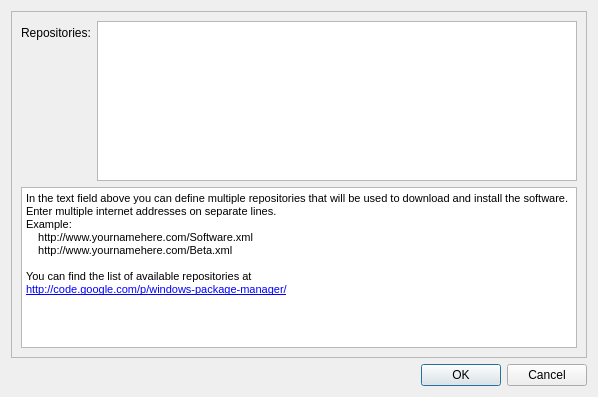
Above: wpmcpp/settingsdialog.ui from npackd/npackd before the change. Below: the same form after it.
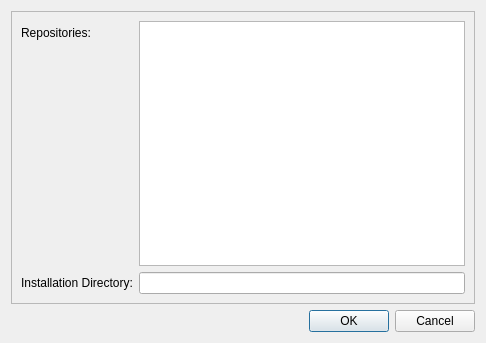
That is the form after the change.

Commit message: setting for the installation directory

```diff
--- a/wpmcpp/settingsdialog.ui
+++ b/wpmcpp/settingsdialog.ui
@@ -6,10 +6,16 @@
    <rect>
     <x>0</x>
     <y>0</y>
-    <width>598</width>
-    <height>397</height>
+    <width>486</width>
+    <height>343</height>
    </rect>
   </property>
+  <property name="sizePolicy">
+   <sizepolicy hsizetype="Preferred" vsizetype="Fixed">
+    <horstretch>0</horstretch>
+    <verstretch>0</verstretch>
+   </sizepolicy>
+  </property>
   <property name="windowTitle">
    <string>Settings</string>
   </property>
@@ -33,14 +39,20 @@
         </property>
        </widget>
       </item>
-      <item row="1" column="0" colspan="2">
-       <widget class="QTextBrowser" name="textBrowser">
-        <property name="html">
+      <item row="0" column="1">
+       <widget class="QPlainTextEdit" name="plainTextEditReps">
+        <property name="sizePolicy">
+         <sizepolicy hsizetype="Expanding" vsizetype="Expanding">
+          <horstretch>0</horstretch>
+          <verstretch>1</verstretch>
+         </sizepolicy>
+        </property>
+        <property name="toolTip">
          <string>&lt;!DOCTYPE HTML PUBLIC &quot;-//W3C//DTD HTML 4.0//EN&quot; &quot;http://www.w3.org/TR/REC-html40/strict.dtd&quot;&gt;
 &lt;html&gt;&lt;head&gt;&lt;meta name=&quot;qrichtext&quot; content=&quot;1&quot; /&gt;&lt;style type=&quot;text/css&quot;&gt;
 p, li { white-space: pre-wrap; }
 &lt;/style&gt;&lt;/head&gt;&lt;body style=&quot; font-family:'MS Shell Dlg 2'; font-size:8.25pt; font-weight:400; font-style:normal;&quot;&gt;
-&lt;p style=&quot; margin-top:0px; margin-bottom:0px; margin-left:0px; margin-right:0px; -qt-block-indent:0; text-indent:0px;&quot;&gt;&lt;span style=&quot; font-size:8pt;&quot;&gt;In the text field above you can define multiple repositories that will be used to download and install the software. Enter multiple internet addresses on separate lines. &lt;/span&gt;&lt;/p&gt;
+&lt;p style=&quot; margin-top:0px; margin-bottom:0px; margin-left:0px; margin-right:0px; -qt-block-indent:0; text-indent:0px;&quot;&gt;&lt;span style=&quot; font-size:8pt;&quot;&gt;you can define multiple repositories that will be used to download and install the software. Enter multiple internet addresses on separate lines. &lt;/span&gt;&lt;/p&gt;
 &lt;p style=&quot; margin-top:0px; margin-bottom:0px; margin-left:0px; margin-right:0px; -qt-block-indent:0; text-indent:0px;&quot;&gt;&lt;span style=&quot; font-size:8pt;&quot;&gt;Example:&lt;/span&gt;&lt;/p&gt;
 &lt;p style=&quot; margin-top:0px; margin-bottom:0px; margin-left:0px; margin-right:0px; -qt-block-indent:0; text-indent:0px;&quot;&gt;&lt;span style=&quot; font-size:8pt;&quot;&gt;    http://www.yournamehere.com/Software.xml&lt;/span&gt;&lt;/p&gt;
 &lt;p style=&quot; margin-top:0px; margin-bottom:0px; margin-left:0px; margin-right:0px; -qt-block-indent:0; text-indent:0px;&quot;&gt;&lt;span style=&quot; font-size:8pt;&quot;&gt;    http://www.yournamehere.com/Beta.xml&lt;/span&gt;&lt;/p&gt;
@@ -50,13 +62,35 @@
 &lt;p style=&quot;-qt-paragraph-type:empty; margin-top:0px; margin-bottom:0px; margin-left:0px; margin-right:0px; -qt-block-indent:0; text-indent:0px; font-size:8pt;&quot;&gt;&lt;/p&gt;
 &lt;p style=&quot;-qt-paragraph-type:empty; margin-top:0px; margin-bottom:0px; margin-left:0px; margin-right:0px; -qt-block-indent:0; text-indent:0px; font-size:8pt;&quot;&gt;&lt;/p&gt;&lt;/body&gt;&lt;/html&gt;</string>
         </property>
-        <property name="openLinks">
-         <bool>false</bool>
+        <property name="lineWrapMode">
+         <enum>QPlainTextEdit::NoWrap</enum>
         </property>
        </widget>
       </item>
-      <item row="0" column="1">
-       <widget class="QPlainTextEdit" name="plainTextEditReps"/>
+      <item row="1" column="0">
+       <widget class="QLabel" name="label_2">
+        <property name="text">
+         <string>Installation Directory:</string>
+        </property>
+        <property name="buddy">
+         <cstring>lineEditDir</cstring>
+        </property>
+       </widget>
+      </item>
+      <item row="1" column="1">
+       <widget class="QLineEdit" name="lineEditDir">
+        <property name="toolTip">
+         <string>&lt;!DOCTYPE HTML PUBLIC &quot;-//W3C//DTD HTML 4.0//EN&quot; &quot;http://www.w3.org/TR/REC-html40/strict.dtd&quot;&gt;
+&lt;html&gt;&lt;head&gt;&lt;meta name=&quot;qrichtext&quot; content=&quot;1&quot; /&gt;&lt;style type=&quot;text/css&quot;&gt;
+p, li { white-space: pre-wrap; }
+&lt;/style&gt;&lt;/head&gt;&lt;body style=&quot; font-family:'MS Shell Dlg 2'; font-size:8.25pt; font-weight:400; font-style:normal;&quot;&gt;
+&lt;p style=&quot; margin-top:0px; margin-bottom:0px; margin-left:0px; margin-right:0px; -qt-block-indent:0; text-indent:0px;&quot;&gt;&lt;span style=&quot; font-size:8pt;&quot;&gt;This is the directory where all downloaded packages will be installed. There are only a few reasons to change this value:&lt;/span&gt;&lt;/p&gt;
+&lt;ul style=&quot;margin-top: 0px; margin-bottom: 0px; margin-left: 0px; margin-right: 0px; -qt-list-indent: 1;&quot;&gt;&lt;li style=&quot; font-size:8pt;&quot; style=&quot; margin-top:12px; margin-bottom:0px; margin-left:0px; margin-right:0px; -qt-block-indent:0; text-indent:0px;&quot;&gt;there is not enough space on C:    &lt;/li&gt;
+&lt;li style=&quot; font-size:8pt;&quot; style=&quot; margin-top:0px; margin-bottom:0px; margin-left:0px; margin-right:0px; -qt-block-indent:0; text-indent:0px;&quot;&gt;the default installation path is too long    &lt;/li&gt;
+&lt;li style=&quot; font-size:8pt;&quot; style=&quot; margin-top:0px; margin-bottom:12px; margin-left:0px; margin-right:0px; -qt-block-indent:0; text-indent:0px;&quot;&gt;some packages require that the installation path does not contain spaces&lt;/li&gt;&lt;/ul&gt;
+&lt;p style=&quot; margin-top:0px; margin-bottom:12px; margin-left:0px; margin-right:0px; -qt-block-indent:0; text-indent:0px;&quot;&gt;&lt;span style=&quot; font-size:8pt;&quot;&gt;You will have to uninstall all packages first, change this value and re-install them again.&lt;/span&gt;&lt;/p&gt;&lt;/body&gt;&lt;/html&gt;</string>
+        </property>
+       </widget>
       </item>
      </layout>
     </widget>
```
The commit also changes 9 other files.
